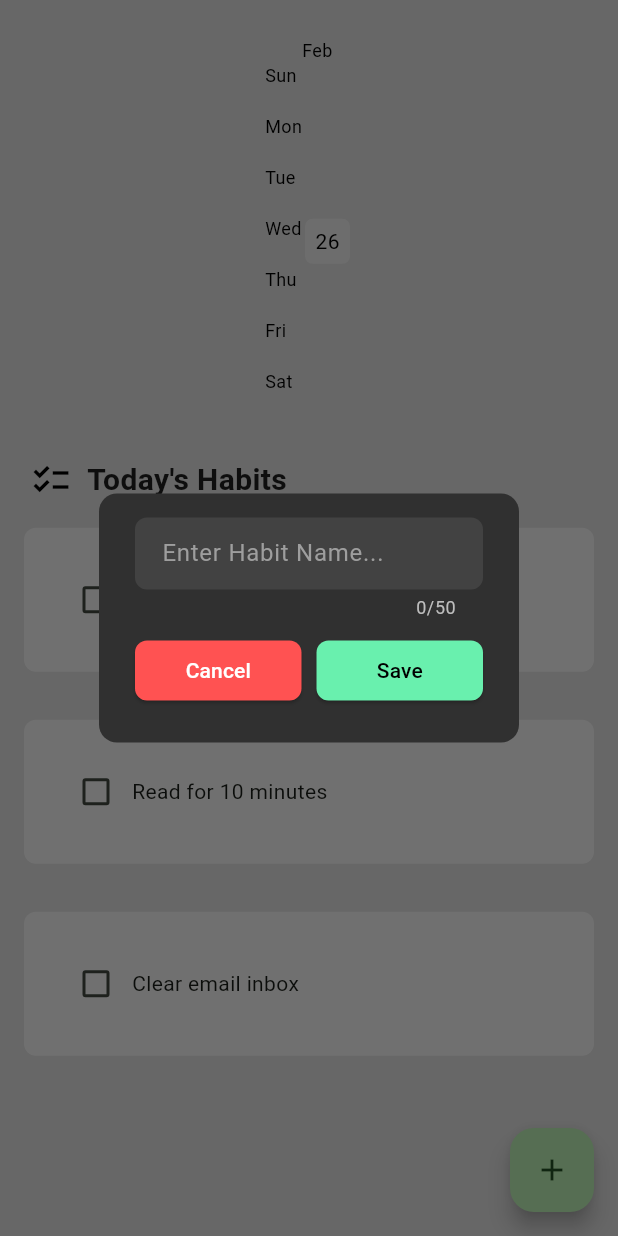
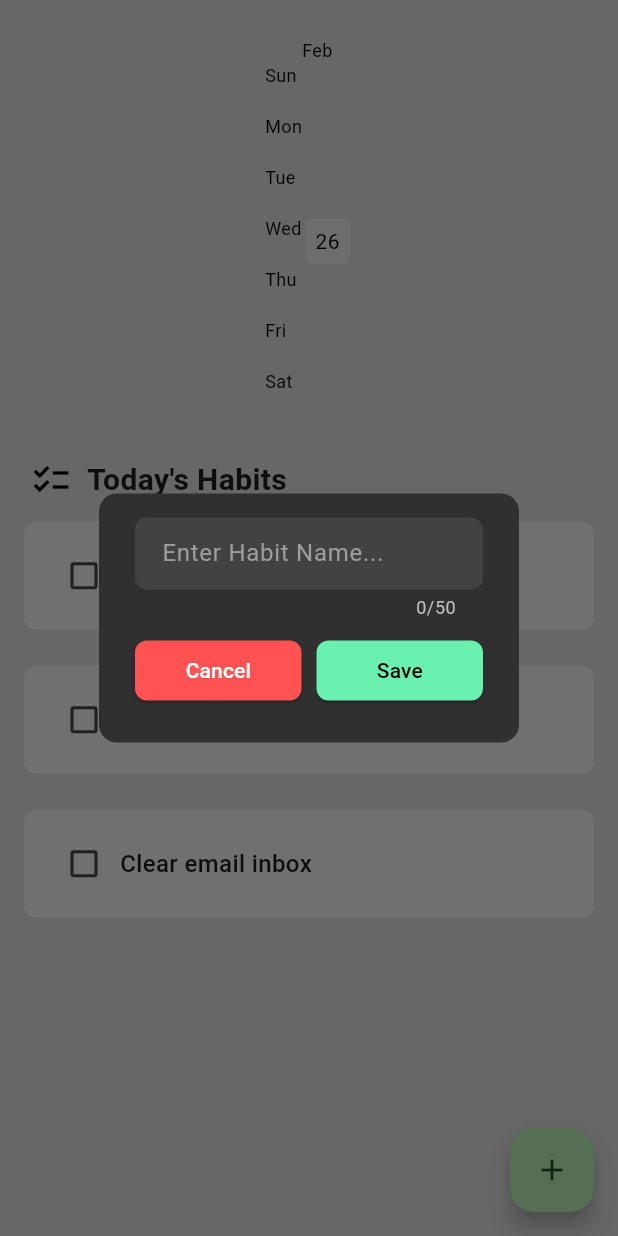
Before and after one commit to SQ77/trackIt, a Flutter app: the screen it shows after launch, after a tap on the "add" icon, on a phone screen of 412 x 824 dp. Run offline on Flutter 3.47's test engine with Material 3 defaults, Android fonts, the light colour scheme and no system bars; drawn by our look-alikes of flutter_heatmap_calendar, flutter_slidable; our stand-ins replace hive_flutter; accounts and stored records are empty.

Commit message:
Add streaks for habits

```diff
--- a/lib/components/habit_tile.dart
+++ b/lib/components/habit_tile.dart
@@ -4,6 +4,7 @@ import 'package:flutter_slidable/flutter_slidable.dart';
 class HabitTile extends StatelessWidget {
   final String name;
   final bool isCompleted;
+  final int streak;
   final Function(bool?)? onChanged;
   final Function(BuildContext)? settingsTapped;
   final Function(BuildContext)? deleteTapped;
@@ -12,6 +13,7 @@ class HabitTile extends StatelessWidget {
     super.key,
     required this.name,
     required this.isCompleted,
+    required this.streak,
     required this.onChanged,
     required this.settingsTapped,
     required this.deleteTapped,
@@ -20,10 +22,10 @@ class HabitTile extends StatelessWidget {
   @override
   Widget build(BuildContext context) {
     return Padding(
-      padding: const EdgeInsets.all(16.0),
+      padding: const EdgeInsets.symmetric(horizontal: 16.0, vertical: 12.0),
       child: Slidable(
         endActionPane: ActionPane(
-          motion: StretchMotion(),
+          motion: const StretchMotion(),
           children: [
             // settings option
             SlidableAction(
@@ -42,20 +44,50 @@ class HabitTile extends StatelessWidget {
           ],
         ),
         child: Container(
-          padding: EdgeInsets.all(24),
+          padding: const EdgeInsets.symmetric(horizontal: 16, vertical: 12),
           decoration: BoxDecoration(
             color: isCompleted ? Colors.green[200] : Colors.grey[100],
             borderRadius: BorderRadius.circular(8),
           ),
           child: Row(
+            mainAxisAlignment: MainAxisAlignment.spaceBetween,
             children: [
-              Checkbox(value: isCompleted, onChanged: onChanged),
-              Text(
-                name,
-                style: TextStyle(
-                  decoration: isCompleted ? TextDecoration.lineThrough : null,
+              // checkbox and habit name
+              Row(
+                children: [
+                  Checkbox(value: isCompleted, onChanged: onChanged),
+                  Text(
+                    name,
+                    style: TextStyle(
+                      fontSize: 16,
+                      fontWeight: FontWeight.w500,
+                      decoration:
+                          isCompleted ? TextDecoration.lineThrough : null,
+                    ),
+                  ),
+                ],
+              ),
+
+              // streak counter
+              if (streak > 0)
+                Row(
+                  children: [
+                    const SizedBox(width: 4),
+                    const Icon(
+                      Icons.local_fire_department,
+                      color: Colors.orange,
+                      size: 30,
+                    ),
+                    Text(
+                      streak.toString(),
+                      style: const TextStyle(
+                        fontSize: 16,
+                        fontWeight: FontWeight.bold,
+                        color: Colors.orange,
+                      ),
+                    ),
+                  ],
                 ),
-              ),
             ],
           ),
         ),
--- a/lib/data/habit_db.dart
+++ b/lib/data/habit_db.dart
@@ -9,10 +9,11 @@ class HabitDB {
 
   // create default data initially
   void createDefaultData() {
+    // [habit_name, complete, streak]
     todaysHabitList = [
-      ["Run 5km", false],
-      ["Read for 10 minutes", false],
-      ["Clear email inbox", false],
+      ["Run 5km", false, 0],
+      ["Read for 10 minutes", false, 0],
+      ["Clear email inbox", false, 0],
     ];
 
     _myBox.put("START_DATE", todaysDateFormatted());
@@ -20,15 +21,30 @@ class HabitDB {
 
   // load existing data
   void loadData() {
+    String todaysDate = todaysDateFormatted();
+    String yesterdaysDate = convertDateTimeToString(
+      DateTime.now().subtract(const Duration(days: 1)),
+    );
+    List? yesterdaysHabitList = _myBox.get(yesterdaysDate);
+
     // start of a new day
-    if (_myBox.get(todaysDateFormatted()) == null) {
-      todaysHabitList = _myBox.get("CURRENT_HABIT_LIST");
-      // reset all habits to not done
+    if (_myBox.get(todaysDate) == null) {
+      todaysHabitList = _myBox.get("CURRENT_HABIT_LIST") ?? [];
+
       for (int i = 0; i < todaysHabitList.length; i++) {
+        // reset all habits to not done
         todaysHabitList[i][1] = false;
+
+        bool wasCompletedYesterday = yesterdaysHabitList != null && yesterdaysHabitList[i][1] == true;
+        // update streaks
+        if (wasCompletedYesterday) {
+          todaysHabitList[i][2] += 1;
+        } else {
+          todaysHabitList[i][2] = 0;
+        }
       }
     } else {
-      todaysHabitList = _myBox.get(todaysDateFormatted());
+      todaysHabitList = _myBox.get(todaysDate);
     }
   }
 
@@ -87,4 +103,10 @@ class HabitDB {
       heatMapDataSet.addEntries(percentForEachDay.entries);
     }
   }
+
+  // resets all data, used for testing
+  void clearBoxData() async {
+    var box = await Hive.openBox("Habit_DB");
+    await box.clear();
+  }
 }
```
Also changed, not shown: lib/pages/home_page.dart (+10 -6 lines).
